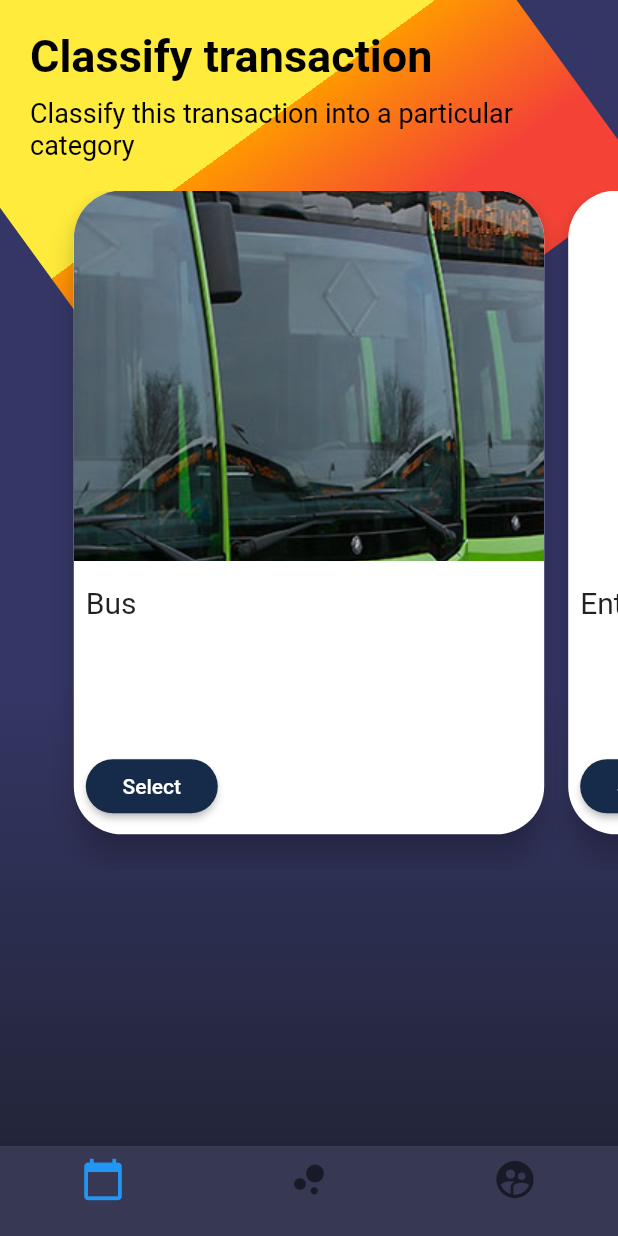
After one commit to elpatronaco/ui_app, a Flutter app: the BotonesPage screen opened by its route, on a phone screen of 412 x 824 dp. The commit adds this screen. Run offline on Flutter 3.47's test engine with Material 2 defaults, Android fonts, the phone set to English and light mode, and no system bars; our stand-ins replace carousel_slider, share.

Commit message:
Finished app

```diff
--- a/lib/main.dart
+++ b/lib/main.dart
@@ -1,6 +1,5 @@
 import 'package:ui_app/src/pages/basico_page.dart';
 import 'package:ui_app/src/pages/botones_page.dart';
-import 'package:ui_app/src/pages/scroll_page.dart';
 import 'package:flutter/material.dart';
 import 'package:flutter/services.dart';
 import 'package:ui_app/src/pages/hero_page.dart';
@@ -19,7 +18,6 @@ class MyApp extends StatelessWidget {
       initialRoute: 'basico',
       routes: {
         'basico': (BuildContext context) => BasicoPage(),
-        'scroll': (BuildContext context) => ScrollPage(),
         'botones': (BuildContext context) => BotonesPage(),
         'hero': (BuildContext context) => DetailScreen("empirestate1.jpg")
       },
--- /dev/null
+++ b/lib/src/components/sliding_cards.dart
@@ -0,0 +1,118 @@
+import 'package:flutter/material.dart';
+import 'package:flutter/rendering.dart';
+import 'dart:math' as math;
+
+class SlidingCardsView extends StatefulWidget {
+  @override
+  _SlidingCardsViewState createState() => _SlidingCardsViewState();
+}
+
+class _SlidingCardsViewState extends State<SlidingCardsView> {
+  PageController pageController;
+  double pageOffset = 0;
+
+  @override
+  void initState() {
+    super.initState();
+    pageController = PageController(viewportFraction: 0.8);
+    pageController.addListener(() {
+      setState(() => pageOffset = pageController.page);
+    });
+  }
+
+  @override
+  void dispose() {
+    pageController.dispose();
+    super.dispose();
+  }
+
+  @override
+  Widget build(BuildContext context) {
+    return SizedBox(
+        height: MediaQuery.of(context).size.height * 0.55,
+        child: PageView(
+          controller: pageController,
+          children: <Widget>[
+            SlidingCard(name: 'Bus', assetName: 'bus.jpg', offset: pageOffset),
+            SlidingCard(
+                name: 'Entretenimiento',
+                assetName: 'netflix.jpg',
+                offset: pageOffset - 1),
+            SlidingCard(
+                name: 'Archivos',
+                assetName: 'file.png',
+                offset: pageOffset - 2),
+          ],
+        ));
+  }
+}
+
+class SlidingCard extends StatelessWidget {
+  final String name;
+  final String assetName;
+  final double offset;
+
+  SlidingCard({
+    Key key,
+    @required this.name,
+    @required this.assetName,
+    @required this.offset,
+  }) : super(key: key);
+
+  @override
+  Widget build(BuildContext context) {
+    return Card(
+      margin: EdgeInsets.only(left: 8, right: 8, bottom: 24),
+      elevation: 8,
+      shape: RoundedRectangleBorder(borderRadius: BorderRadius.circular(32)),
+      child: Column(
+        children: <Widget>[
+          ClipRRect(
+            borderRadius: BorderRadius.vertical(top: Radius.circular(32)),
+            child: Image.asset(
+              'assets/$assetName',
+              height: MediaQuery.of(context).size.height * 0.3,
+              alignment: Alignment(-offset, 0),
+              fit: BoxFit.none,
+            ),
+          ),
+          SizedBox(height: 8),
+          Expanded(child: CardContent(name: name))
+        ],
+      ),
+    );
+  }
+}
+
+class CardContent extends StatelessWidget {
+  final String name;
+
+  CardContent({@required this.name});
+
+  @override
+  Widget build(BuildContext context) {
+    return Padding(
+      padding: EdgeInsets.all(8.0),
+      child: Column(
+        crossAxisAlignment: CrossAxisAlignment.start,
+        children: <Widget>[
+          Text(name, style: TextStyle(fontSize: 20)),
+          SizedBox(height: 8),
+          Spacer(),
+          Row(
+            children: <Widget>[
+              RaisedButton(
+                color: Color(0xFF162A49),
+                child: Text('Select'),
+                textColor: Colors.white,
+                shape: RoundedRectangleBorder(
+                    borderRadius: BorderRadius.circular(32)),
+                onPressed: () {},
+              ),
+            ],
+          )
+        ],
+      ),
+    );
+  }
+}
--- a/lib/src/pages/basico_page.dart
+++ b/lib/src/pages/basico_page.dart
@@ -7,7 +7,7 @@ import 'package:ui_app/src/pages/hero_page.dart';
 import 'package:flutter/services.dart';
 
 class BasicoPage extends StatelessWidget {
-  Parallax() {
+  BasicoPage() {
     SystemChrome.setPreferredOrientations([DeviceOrientation.portraitUp]);
   }
 
--- a/lib/src/pages/botones_page.dart
+++ b/lib/src/pages/botones_page.dart
@@ -1,8 +1,9 @@
+import 'package:flutter/material.dart';
+import 'package:ui_app/src/components/drawer.dart';
+import 'package:ui_app/src/components/sliding_cards.dart';
+
 import 'dart:math';
 import 'dart:ui';
-
-import 'package:ui_app/src/components/drawer.dart';
-import 'package:flutter/material.dart';
 
 class BotonesPage extends StatelessWidget {
   @override
@@ -14,7 +15,7 @@ class BotonesPage extends StatelessWidget {
             _fondoApp(),
             SingleChildScrollView(
               child: Column(
-                children: <Widget>[_titulos(), _botonesRedondeados()],
+                children: <Widget>[_titulos(), SlidingCardsView()],
               ),
             )
           ],
@@ -39,15 +40,14 @@ class BotonesPage extends StatelessWidget {
     final cajaRosa = Transform.rotate(
         angle: -pi / 5.0,
         child: Container(
-          height: 360.0,
-          width: 360.0,
-          decoration: BoxDecoration(
-              borderRadius: BorderRadius.circular(80.0),
-              gradient: LinearGradient(colors: [
-                Color.fromRGBO(236, 98, 188, 1.0),
-                Color.fromRGBO(241, 142, 172, 1.0)
-              ])),
-        ));
+            height: 360.0,
+            width: 360.0,
+            decoration: BoxDecoration(
+                gradient: LinearGradient(
+                    colors: [Colors.yellow, Colors.orange, Colors.red],
+                    stops: [0.5, 0.5, 0.8],
+                    begin: FractionalOffset.topCenter,
+                    end: FractionalOffset.bottomCenter))));
 
     return Stack(
       children: <Widget>[gradiente, Positioned(top: -100.0, child: cajaRosa)],
@@ -63,12 +63,12 @@ class BotonesPage extends StatelessWidget {
           children: <Widget>[
             Text('Classify transaction',
                 style: TextStyle(
-                    color: Colors.white,
+                    color: Colors.black,
                     fontSize: 30.0,
                     fontWeight: FontWeight.bold)),
             SizedBox(height: 10.0),
             Text('Classify this transaction into a particular category',
-                style: TextStyle(color: Colors.white, fontSize: 18.0)),
+                style: TextStyle(color: Colors.black, fontSize: 18.0)),
           ],
         ),
       ),
@@ -84,10 +84,13 @@ class BotonesPage extends StatelessWidget {
               caption: TextStyle(color: Color.fromRGBO(116, 117, 152, 1.0)))),
       child: BottomNavigationBar(
         items: [
-          BottomNavigationBarItem(icon: Icon(Icons.calendar_today, size: 30.0)),
-          BottomNavigationBarItem(icon: Icon(Icons.bubble_chart, size: 30.0)),
           BottomNavigationBarItem(
-              icon: Icon(Icons.supervised_user_circle, size: 30.0)),
+              icon: Icon(Icons.calendar_today, size: 30.0), title: Container()),
+          BottomNavigationBarItem(
+              icon: Icon(Icons.bubble_chart, size: 30.0), title: Container()),
+          BottomNavigationBarItem(
+              icon: Icon(Icons.supervised_user_circle, size: 30.0),
+              title: Container()),
         ],
       ),
     );
@@ -146,3 +149,83 @@ class BotonesPage extends StatelessWidget {
     );
   }
 }
+
+class SlidingCard extends StatelessWidget {
+  final String name;
+  final String date;
+  final String assetName;
+  final double offset;
+
+  SlidingCard({
+    Key key,
+    @required this.name,
+    @required this.date,
+    @required this.assetName,
+    @required this.offset,
+  }) : super(key: key);
+
+  @override
+  Widget build(BuildContext context) {
+    return Card(
+      margin: EdgeInsets.only(left: 8, right: 8, bottom: 24),
+      elevation: 8,
+      shape: RoundedRectangleBorder(borderRadius: BorderRadius.circular(32)),
+      child: Column(
+        children: <Widget>[
+          ClipRRect(
+            borderRadius: BorderRadius.vertical(top: Radius.circular(32)),
+            child: Image.asset(
+              'assets/$assetName',
+              height: MediaQuery.of(context).size.height * 0.3,
+              alignment: Alignment(-offset, 0),
+              fit: BoxFit.none,
+            ),
+          ),
+          SizedBox(height: 8),
+          Expanded(child: CardContent(name: name, date: date))
+        ],
+      ),
+    );
+  }
+}
+
+class CardContent extends StatelessWidget {
+  final String name;
+  final String date;
+
+  CardContent({@required this.name, @required this.date});
+
+  @override
+  Widget build(BuildContext context) {
+    return Padding(
+      padding: EdgeInsets.all(8.0),
+      child: Column(
+        crossAxisAlignment: CrossAxisAlignment.start,
+        children: <Widget>[
+          Text(name, style: TextStyle(fontSize: 20)),
+          SizedBox(height: 8),
+          Text(date, style: TextStyle(color: Colors.grey)),
+          Spacer(),
+          Row(
+            children: <Widget>[
+              RaisedButton(
+                color: Color(0xFF162A49),
+                child: Text('Reserve'),
+                textColor: Colors.white,
+                shape: RoundedRectangleBorder(
+                    borderRadius: BorderRadius.circular(32)),
+                onPressed: () {},
+              ),
+              Spacer(),
+              Text(
+                '0.00 \$',
+                style: TextStyle(fontWeight: FontWeight.bold, fontSize: 20),
+              ),
+              SizedBox(width: 16)
+            ],
+          )
+        ],
+      ),
+    );
+  }
+}
```
Also changed, not shown: lib/src/components/drawer.dart (+8 -8 lines), lib/src/pages/scroll_page.dart (deleted, +0 -79 lines), assets/bus.jpg (added), assets/file.png (added), assets/netflix.jpg (added), 1 other file.
